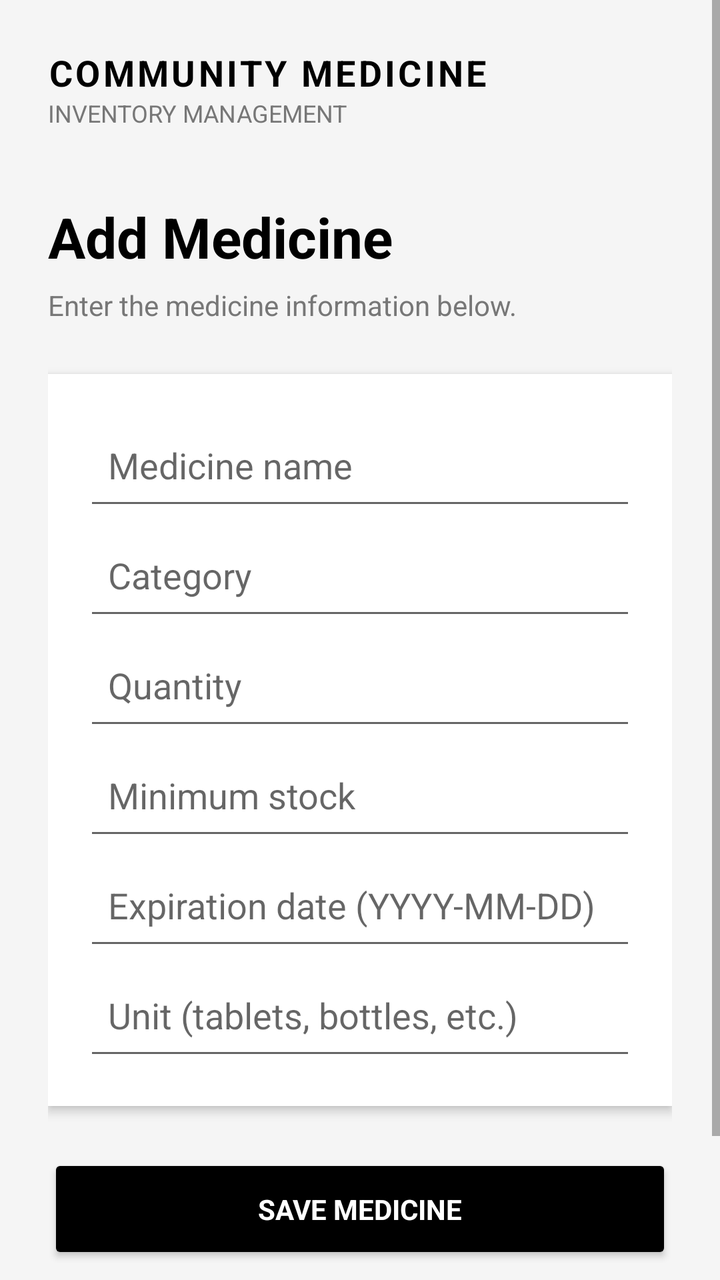
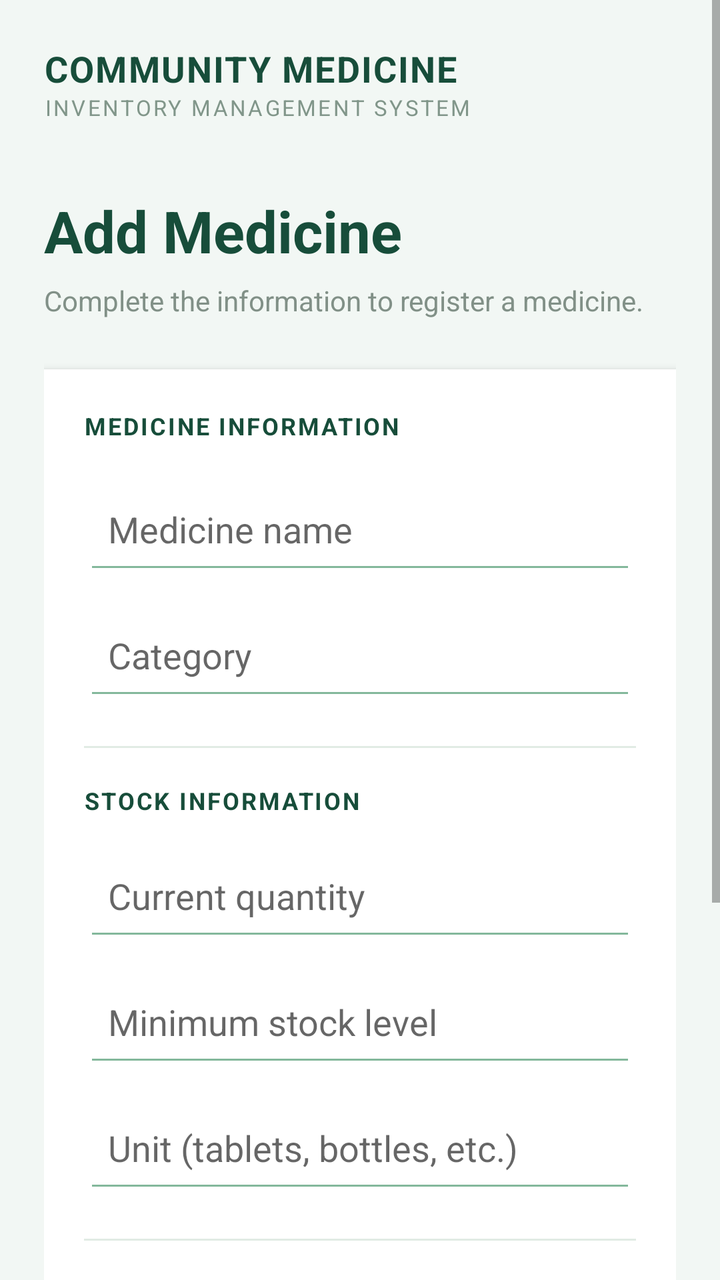

Two renders of the same Android screen: before a commit and after it. Below are the layout's source before the change and the commit's diff.
<!-- AndroidManifest.xml: application theme AppTheme -->
<!-- res/layout/activity_add_edit_medicine.xml -->
<?xml version="1.0" encoding="utf-8"?>
<ScrollView xmlns:android="http://schemas.android.com/apk/res/android"
    android:layout_width="match_parent"
    android:layout_height="match_parent"
    android:background="#F5F5F5"
    android:fillViewport="true">

    <LinearLayout
        android:layout_width="match_parent"
        android:layout_height="wrap_content"
        android:orientation="vertical"
        android:padding="24dp">

        <TextView
            android:layout_width="match_parent"
            android:layout_height="wrap_content"
            android:text="COMMUNITY MEDICINE"
            android:textColor="#000000"
            android:textSize="18sp"
            android:textStyle="bold"
            android:letterSpacing="0.08" />

        <TextView
            android:layout_width="match_parent"
            android:layout_height="wrap_content"
            android:text="INVENTORY MANAGEMENT"
            android:textColor="#777777"
            android:textSize="12sp" />

        <TextView
            android:id="@+id/formTitle"
            android:layout_width="match_parent"
            android:layout_height="wrap_content"
            android:layout_marginTop="35dp"
            android:text="Add Medicine"
            android:textColor="#000000"
            android:textSize="28sp"
            android:textStyle="bold" />

        <TextView
            android:layout_width="match_parent"
            android:layout_height="wrap_content"
            android:layout_marginTop="6dp"
            android:text="Enter the medicine information below."
            android:textColor="#777777"
            android:textSize="14sp" />

        <LinearLayout
            android:layout_width="match_parent"
            android:layout_height="wrap_content"
            android:layout_marginTop="25dp"
            android:background="#FFFFFF"
            android:elevation="3dp"
            android:orientation="vertical"
            android:padding="18dp">

            <EditText
                android:id="@+id/nameInput"
                android:layout_width="match_parent"
                android:layout_height="55dp"
                android:hint="Medicine name"
                android:inputType="textCapWords"
                android:padding="12dp" />

            <EditText
                android:id="@+id/categoryInput"
                android:layout_width="match_parent"
                android:layout_height="55dp"
                android:hint="Category"
                android:inputType="textCapWords"
                android:padding="12dp" />

            <EditText
                android:id="@+id/quantityInput"
                android:layout_width="match_parent"
                android:layout_height="55dp"
                android:hint="Quantity"
                android:inputType="number"
                android:padding="12dp" />

            <EditText
                android:id="@+id/minimumInput"
                android:layout_width="match_parent"
                android:layout_height="55dp"
                android:hint="Minimum stock"
                android:inputType="number"
                android:padding="12dp" />

            <EditText
                android:id="@+id/expirationInput"
                android:layout_width="match_parent"
                android:layout_height="55dp"
                android:hint="Expiration date (YYYY-MM-DD)"
                android:inputType="date"
                android:padding="12dp" />

            <EditText
                android:id="@+id/unitInput"
                android:layout_width="match_parent"
                android:layout_height="55dp"
                android:hint="Unit (tablets, bottles, etc.)"
                android:inputType="textCapWords"
                android:padding="12dp" />

        </LinearLayout>

        <Button
            android:id="@+id/saveMedicineButton"
            android:layout_width="match_parent"
            android:layout_height="55dp"
            android:layout_marginTop="24dp"
            android:backgroundTint="#000000"
            android:text="SAVE MEDICINE"
            android:textColor="#FFFFFF"
            android:textStyle="bold" />

        <Button
            android:id="@+id/cancelButton"
            android:layout_width="match_parent"
            android:layout_height="55dp"
            android:layout_marginTop="10dp"
            android:backgroundTint="#EAEAEA"
            android:text="CANCEL"
            android:textColor="#000000"
            android:textStyle="bold" />

    </LinearLayout>
</ScrollView>
<!-- resources referenced by this layout -->
<resources>
  <style name="AppTheme" parent="Theme.AppCompat.Light.NoActionBar">
  
          <item name="android:fontFamily">sans-serif</item>
          <item name="android:colorAccent">#000000</item>
          <item name="android:windowLightStatusBar">true</item>
          <item name="android:statusBarColor">#FFFFFF</item>
          <item name="android:navigationBarColor">#FFFFFF</item>
      </style>
</resources>

<!-- the commit's change to res/layout/activity_add_edit_medicine.xml (unified diff, before → after) -->
@@ -2,30 +2,31 @@
 <ScrollView xmlns:android="http://schemas.android.com/apk/res/android"
     android:layout_width="match_parent"
     android:layout_height="match_parent"
-    android:background="#F5F5F5"
+    android:background="#F2F7F4"
     android:fillViewport="true">
 
     <LinearLayout
         android:layout_width="match_parent"
         android:layout_height="wrap_content"
         android:orientation="vertical"
-        android:padding="24dp">
+        android:padding="22dp">
 
         <TextView
             android:layout_width="match_parent"
             android:layout_height="wrap_content"
             android:text="COMMUNITY MEDICINE"
-            android:textColor="#000000"
+            android:textColor="#174D3A"
             android:textSize="18sp"
             android:textStyle="bold"
-            android:letterSpacing="0.08" />
+            android:letterSpacing="0.04" />
 
         <TextView
             android:layout_width="match_parent"
             android:layout_height="wrap_content"
-            android:text="INVENTORY MANAGEMENT"
-            android:textColor="#777777"
-            android:textSize="12sp" />
+            android:text="INVENTORY MANAGEMENT SYSTEM"
+            android:textColor="#81968A"
+            android:textSize="11sp"
+            android:letterSpacing="0.10" />
 
         <TextView
             android:id="@+id/formTitle"
@@ -33,16 +34,16 @@
             android:layout_height="wrap_content"
             android:layout_marginTop="35dp"
             android:text="Add Medicine"
-            android:textColor="#000000"
-            android:textSize="28sp"
+            android:textColor="#174D3A"
+            android:textSize="29sp"
             android:textStyle="bold" />
 
         <TextView
             android:layout_width="match_parent"
             android:layout_height="wrap_content"
             android:layout_marginTop="6dp"
-            android:text="Enter the medicine information below."
-            android:textColor="#777777"
+            android:text="Complete the information to register a medicine."
+            android:textColor="#819087"
             android:textSize="14sp" />
 
         <LinearLayout
@@ -52,64 +53,123 @@
             android:background="#FFFFFF"
             android:elevation="3dp"
             android:orientation="vertical"
-            android:padding="18dp">
+            android:padding="20dp">
+
+            <TextView
+                android:layout_width="match_parent"
+                android:layout_height="wrap_content"
+                android:text="MEDICINE INFORMATION"
+                android:textColor="#174D3A"
+                android:textSize="12sp"
+                android:textStyle="bold"
+                android:letterSpacing="0.08" />
 
             <EditText
                 android:id="@+id/nameInput"
                 android:layout_width="match_parent"
                 android:layout_height="55dp"
+                android:layout_marginTop="16dp"
+                android:backgroundTint="#83B89B"
                 android:hint="Medicine name"
                 android:inputType="textCapWords"
-                android:padding="12dp" />
+                android:padding="12dp"
+                android:textColor="#174D3A" />
 
             <EditText
                 android:id="@+id/categoryInput"
                 android:layout_width="match_parent"
                 android:layout_height="55dp"
+                android:layout_marginTop="8dp"
+                android:backgroundTint="#83B89B"
                 android:hint="Category"
                 android:inputType="textCapWords"
-                android:padding="12dp" />
+                android:padding="12dp"
+                android:textColor="#174D3A" />
+
+            <View
+                android:layout_width="match_parent"
+                android:layout_height="1dp"
+                android:layout_marginTop="18dp"
+                android:background="#E1EBE4" />
+
+            <TextView
+                android:layout_width="match_parent"
+                android:layout_height="wrap_content"
+                android:layout_marginTop="18dp"
+                android:text="STOCK INFORMATION"
+                android:textColor="#174D3A"
+                android:textSize="12sp"
+                android:textStyle="bold"
+                android:letterSpacing="0.08" />
 
             <EditText
                 android:id="@+id/quantityInput"
                 android:layout_width="match_parent"
                 android:layout_height="55dp"
-                android:hint="Quantity"
+                android:layout_marginTop="12dp"
+                android:backgroundTint="#83B89B"
+                android:hint="Current quantity"
                 android:inputType="number"
-                android:padding="12dp" />
+                android:padding="12dp"
+                android:textColor="#174D3A" />
 
             <EditText
                 android:id="@+id/minimumInput"
                 android:layout_width="match_parent"
                 android:layout_height="55dp"
-                android:hint="Minimum stock"
+                android:layout_marginTop="8dp"
+                android:backgroundTint="#83B89B"
+                android:hint="Minimum stock level"
                 android:inputType="number"
-                android:padding="12dp" />
+                android:padding="12dp"
+                android:textColor="#174D3A" />
+
+            <EditText
+                android:id="@+id/unitInput"
+                android:layout_width="match_parent"
+                android:layout_height="55dp"
+                android:layout_marginTop="8dp"
+                android:backgroundTint="#83B89B"
+                android:hint="Unit (tablets, bottles, etc.)"
+                android:inputType="textCapWords"
+                android:padding="12dp"
+                android:textColor="#174D3A" />
+
+            <View
+                android:layout_width="match_parent"
+                android:layout_height="1dp"
+                android:layout_marginTop="18dp"
+                android:background="#E1EBE4" />
+
+            <TextView
+                android:layout_width="match_parent"
+                android:layout_height="wrap_content"
+                android:layout_marginTop="18dp"
+                android:text="EXPIRATION INFORMATION"
+                android:textColor="#174D3A"
+                android:textSize="12sp"
+                android:textStyle="bold"
+                android:letterSpacing="0.08" />
 
             <EditText
                 android:id="@+id/expirationInput"
                 android:layout_width="match_parent"
                 android:layout_height="55dp"
+                android:layout_marginTop="12dp"
+                android:backgroundTint="#83B89B"
                 android:hint="Expiration date (YYYY-MM-DD)"
                 android:inputType="date"
-                android:padding="12dp" />
-
-            <EditText
-                android:id="@+id/unitInput"
-                android:layout_width="match_parent"
-                android:layout_height="55dp"
-                android:hint="Unit (tablets, bottles, etc.)"
-                android:inputType="textCapWords"
-                android:padding="12dp" />
+                android:padding="12dp"
+                android:textColor="#174D3A" />
 
         </LinearLayout>
 
         <Button
             android:id="@+id/saveMedicineButton"
             android:layout_width="match_parent"
-            android:layout_height="55dp"
+            android:layout_height="56dp"
             android:layout_marginTop="24dp"
-            android:backgroundTint="#000000"
+            android:backgroundTint="#174D3A"
             android:text="SAVE MEDICINE"
             android:textColor="#FFFFFF"
             android:textStyle="bold" />
@@ -117,11 +177,11 @@
         <Button
             android:id="@+id/cancelButton"
             android:layout_width="match_parent"
-            android:layout_height="55dp"
+            android:layout_height="54dp"
             android:layout_marginTop="10dp"
-            android:backgroundTint="#EAEAEA"
+            android:backgroundTint="#DCE7E0"
             android:text="CANCEL"
-            android:textColor="#000000"
+            android:textColor="#426452"
             android:textStyle="bold" />
 
     </LinearLayout>
